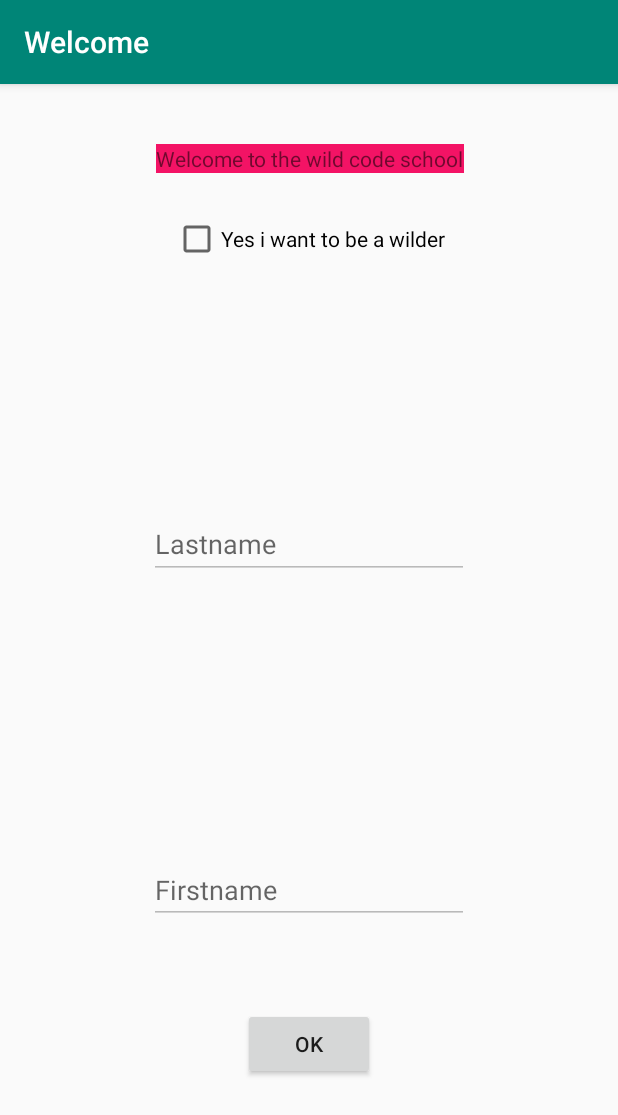
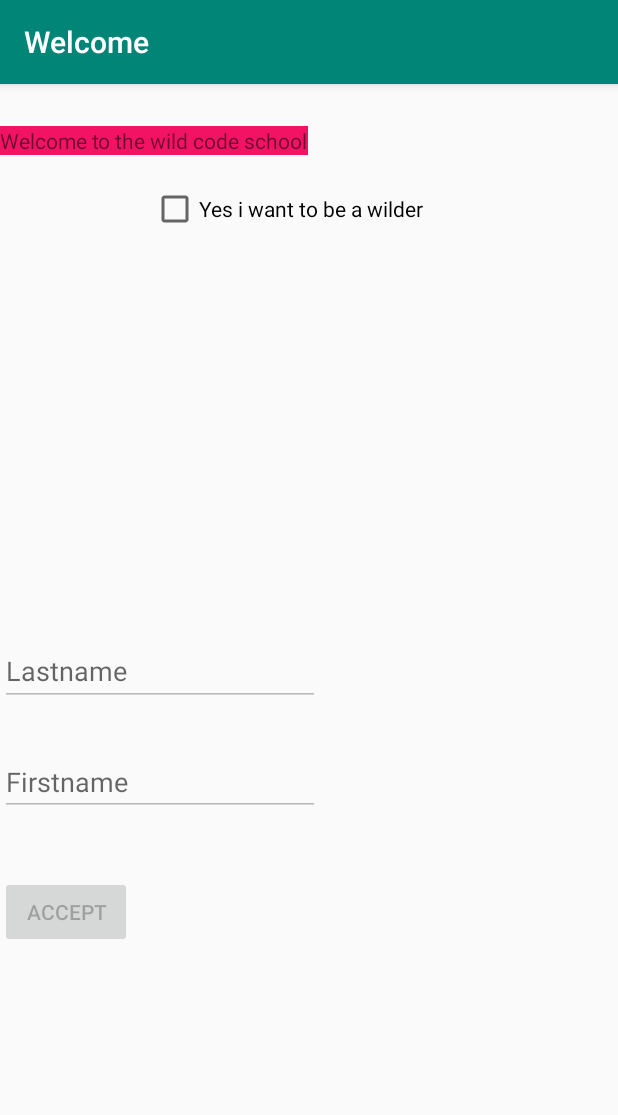
Before and after one commit to heptimi/WelcomeWilder, an Android app: the screen it shows after launch (MainActivity), on a phone screen of 412 x 824 dp. Shown: the top 1115 px of the screen. Run offline under Robolectric (Android 15) with nearby library versions, the phone set to English and light mode, and no system bars.

Commit message:
Delete textview when checkbox unclicked

```diff
--- a/app/src/main/java/com/example/jeremie/welcome/MainActivity.java
+++ b/app/src/main/java/com/example/jeremie/welcome/MainActivity.java
@@ -27,20 +27,25 @@ public class MainActivity extends AppCompatActivity {
 
 
         final TextView twcongrat = findViewById(R.id.twcongrat);
+        final Toast buttontoast = Toast.makeText(getApplicationContext(), " Please fill your firstname and lastname!", Toast.LENGTH_SHORT);
 
-        final Toast buttontoast = Toast.makeText(getApplicationContext(), " Please fill firstname and lastname", 4);
 
             checkBox.setOnClickListener(new View.OnClickListener() {
 
                 public void onClick(View view){
 
                     if (checkBox.isChecked()) {
+                    button.setEnabled(true) ;
                     etFirstname.setEnabled(true);
                     etLastName.setEnabled(true);
                     }
                     else{
                     etFirstname.setEnabled(false);
                     etLastName.setEnabled(false);
+                    twcongrat.setText("");
+                    etLastName.getText().clear();
+                    etFirstname.getText().clear();
+
                     }
                 }
 
--- a/app/src/main/res/layout/activity_main.xml
+++ b/app/src/main/res/layout/activity_main.xml
@@ -10,12 +10,12 @@
         android:id="@+id/textView"
         android:layout_width="wrap_content"
         android:layout_height="wrap_content"
-        android:layout_marginTop="40dp"
+        android:layout_marginTop="28dp"
+
         android:background="@color/colorAccent"
-
         android:text="@string/Welcome"
         app:layout_constraintEnd_toEndOf="parent"
-        app:layout_constraintHorizontal_bias="0.502"
+        app:layout_constraintHorizontal_bias="0.0"
         app:layout_constraintStart_toStartOf="parent"
         app:layout_constraintTop_toTopOf="parent" />
 
@@ -23,10 +23,10 @@
         android:id="@+id/checkBox"
         android:layout_width="wrap_content"
         android:layout_height="wrap_content"
-        android:layout_marginTop="28dp"
+        android:layout_marginTop="20dp"
         android:text="@string/Yes"
         app:layout_constraintEnd_toEndOf="parent"
-        app:layout_constraintHorizontal_bias="0.502"
+        app:layout_constraintHorizontal_bias="0.437"
         app:layout_constraintStart_toStartOf="parent"
         app:layout_constraintTop_toBottomOf="@+id/textView" />
 
@@ -42,32 +42,35 @@
         android:inputType="textPersonName"
         app:layout_constraintBottom_toTopOf="@+id/etFirstname"
         app:layout_constraintEnd_toEndOf="parent"
-        app:layout_constraintHorizontal_bias="0.5"
+        app:layout_constraintHorizontal_bias="0.0"
         app:layout_constraintStart_toStartOf="parent"
-        app:layout_constraintTop_toBottomOf="@+id/checkBox" />
+        app:layout_constraintTop_toBottomOf="@+id/checkBox"
+        app:layout_constraintVertical_bias="1.0" />
 
     <EditText
         android:id="@+id/etFirstname"
         android:layout_width="wrap_content"
         android:layout_height="wrap_content"
-        android:layout_marginBottom="56dp"
+        android:layout_marginBottom="40dp"
         android:ems="10"
         android:enabled="false"
         android:hint="@string/Firstname"
         android:inputType="textPersonName"
         app:layout_constraintBottom_toTopOf="@+id/button"
         app:layout_constraintEnd_toEndOf="parent"
-        app:layout_constraintHorizontal_bias="0.5"
+        app:layout_constraintHorizontal_bias="0.0"
         app:layout_constraintStart_toStartOf="parent" />
 
     <Button
         android:id="@+id/button"
         android:layout_width="wrap_content"
         android:layout_height="wrap_content"
-        android:layout_marginBottom="104dp"
-        android:text="@android:string/VideoView_error_button"
+        android:layout_marginBottom="192dp"
+        android:text="@string/Accept"
+        android:enabled="false"
         app:layout_constraintBottom_toBottomOf="parent"
         app:layout_constraintEnd_toEndOf="parent"
+        app:layout_constraintHorizontal_bias="0.0"
         app:layout_constraintStart_toStartOf="parent" />
 
     <TextView
@@ -78,10 +81,10 @@
         android:layout_marginBottom="8dp"
         app:layout_constraintBottom_toBottomOf="parent"
         app:layout_constraintEnd_toStartOf="@+id/guideline"
-        app:layout_constraintHorizontal_bias="0.441"
+        app:layout_constraintHorizontal_bias="0.45"
         app:layout_constraintStart_toStartOf="parent"
         app:layout_constraintTop_toBottomOf="@+id/button"
-        app:layout_constraintVertical_bias="0.692" />
+        app:layout_constraintVertical_bias="0.23" />
 
     <android.support.constraint.Guideline
         android:id="@+id/guideline"
--- a/app/src/main/res/values/strings.xml
+++ b/app/src/main/res/values/strings.xml
@@ -4,4 +4,5 @@
     <string name="Lastname">Lastname</string>
     <string name="Welcome">Welcome to the wild code school</string>
     <string name="Yes">Yes i want to be a wilder</string>
+    <string name="Accept">Accept</string>
 </resources>
```
